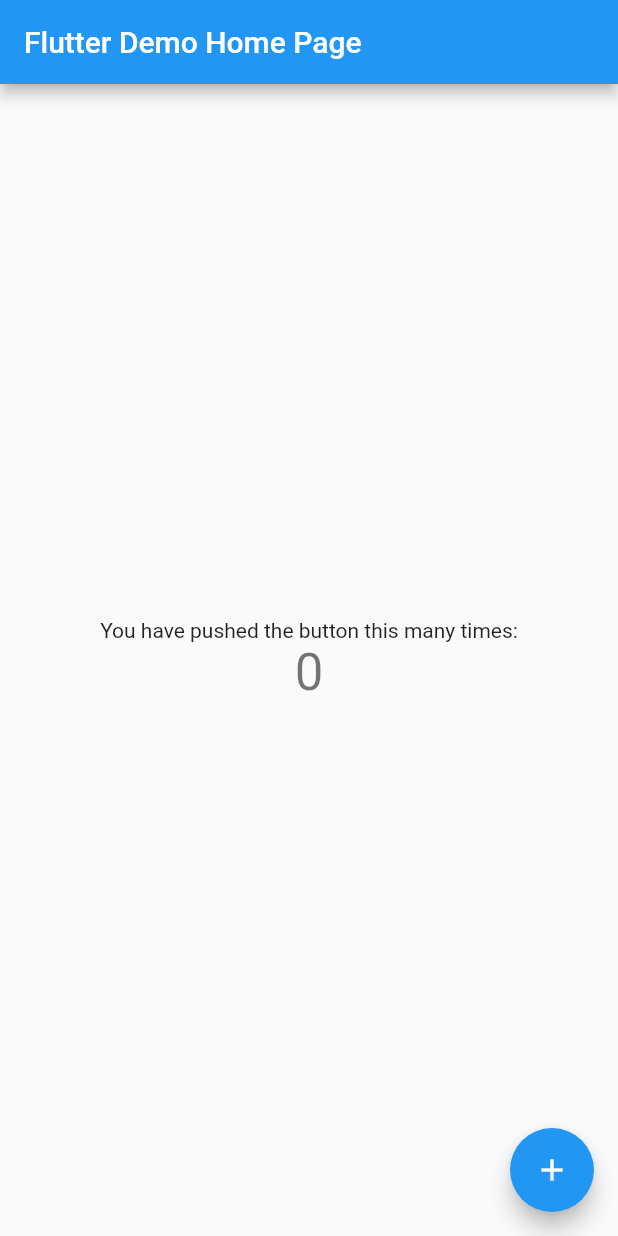
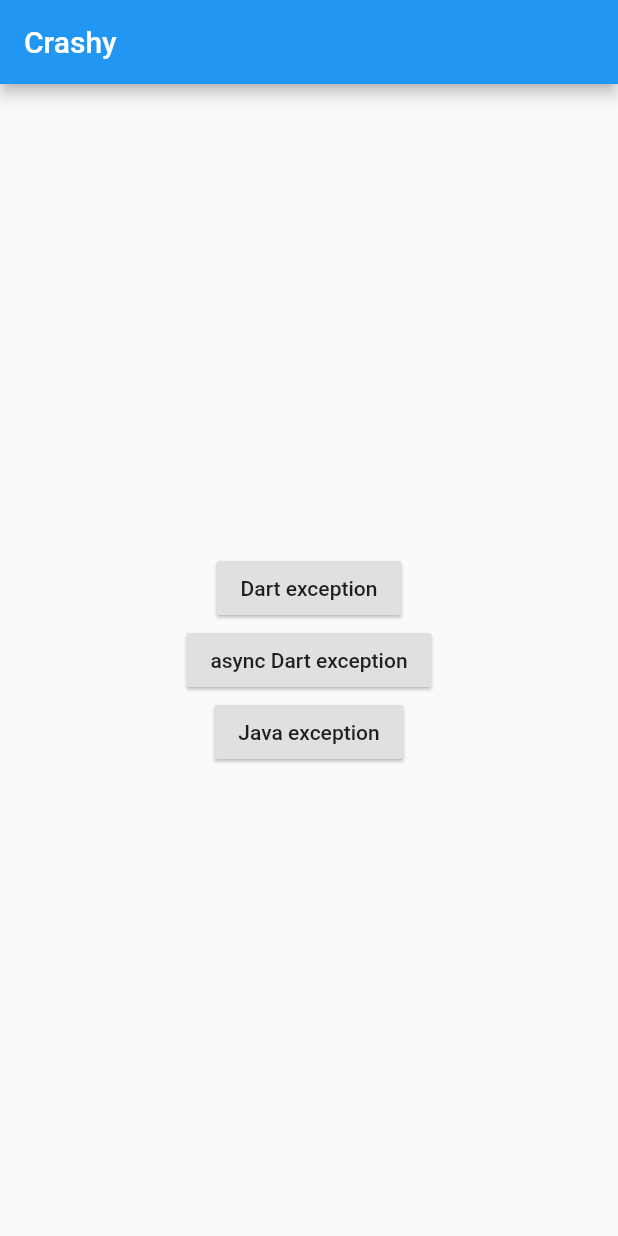
Before and after one commit to jithinlal/flutter_cookbook, a Flutter app: the screen it shows after launch, on a phone screen of 412 x 824 dp. Run offline on Flutter 3.47's test engine with Material 2 defaults, Android fonts, the phone set to English and light mode, and no system bars; our stand-ins replace cached_network_image, sentry.

Commit message:
crashy app from github

```diff
--- a/maintenance_101/lib/main.dart
+++ b/maintenance_101/lib/main.dart
@@ -1,111 +1,117 @@
+import 'dart:async';
+
+import 'package:flutter/foundation.dart';
 import 'package:flutter/material.dart';
+import 'package:flutter/services.dart';
 
-void main() => runApp(MyApp());
+import 'package:sentry/sentry.dart';
 
-class MyApp extends StatelessWidget {
-  // This widget is the root of your application.
+final SentryClient _sentry = new SentryClient(
+  dsn: 'https://95818aa34c734544ad2b8d849d7493b3@sentry.io/1472153',
+);
+
+bool get isInDebugMode {
+  bool inDebugMode = false;
+  assert(inDebugMode = true);
+  return inDebugMode;
+}
+
+Future<Null> _reportError(dynamic error, dynamic stackTrace) async {
+  print('Caught error: $error');
+
+  if (isInDebugMode) {
+    print(stackTrace);
+    print('In dev mode. Not sending report to Sentry.io.');
+    return;
+  }
+
+  print('Reporting to Sentry.io...');
+
+  final SentryResponse response = await _sentry.captureException(
+    exception: error,
+    stackTrace: stackTrace,
+  );
+
+  if (response.isSuccessful) {
+    print('Success! Event ID: ${response.eventId}');
+  } else {
+    print('Failed to report to Sentry.io: ${response.error}');
+  }
+}
+
+Future<Null> main() async {
+  FlutterError.onError = (FlutterErrorDetails details) async {
+    if (isInDebugMode) {
+      FlutterError.dumpErrorToConsole(details);
+    } else {
+      Zone.current.handleUncaughtError(details.exception, details.stack);
+    }
+  };
+
+  runZoned<Future<Null>>(() async {
+    runApp(new CrashyApp());
+  }, onError: (error, stackTrace) async {
+    await _reportError(error, stackTrace);
+  });
+}
+
+class CrashyApp extends StatelessWidget {
   @override
   Widget build(BuildContext context) {
-    return MaterialApp(
-      title: 'Flutter Demo',
-      theme: ThemeData(
-        // This is the theme of your application.
-        //
-        // Try running your application with "flutter run". You'll see the
-        // application has a blue toolbar. Then, without quitting the app, try
-        // changing the primarySwatch below to Colors.green and then invoke
-        // "hot reload" (press "r" in the console where you ran "flutter run",
-        // or simply save your changes to "hot reload" in a Flutter IDE).
-        // Notice that the counter didn't reset back to zero; the application
-        // is not restarted.
+    return new MaterialApp(
+      title: 'Crashy',
+      theme: new ThemeData(
         primarySwatch: Colors.blue,
       ),
-      home: MyHomePage(title: 'Flutter Demo Home Page'),
+      home: new MyHomePage(),
     );
   }
 }
 
-class MyHomePage extends StatefulWidget {
-  MyHomePage({Key key, this.title}) : super(key: key);
-
-  // This widget is the home page of your application. It is stateful, meaning
-  // that it has a State object (defined below) that contains fields that affect
-  // how it looks.
-
-  // This class is the configuration for the state. It holds the values (in this
-  // case the title) provided by the parent (in this case the App widget) and
-  // used by the build method of the State. Fields in a Widget subclass are
-  // always marked "final".
-
-  final String title;
-
-  @override
-  _MyHomePageState createState() => _MyHomePageState();
-}
-
-class _MyHomePageState extends State<MyHomePage> {
-  int _counter = 0;
-
-  void _incrementCounter() {
-    setState(() {
-      // This call to setState tells the Flutter framework that something has
-      // changed in this State, which causes it to rerun the build method below
-      // so that the display can reflect the updated values. If we changed
-      // _counter without calling setState(), then the build method would not be
-      // called again, and so nothing would appear to happen.
-      _counter++;
-    });
-  }
-
+class MyHomePage extends StatelessWidget {
   @override
   Widget build(BuildContext context) {
-    // This method is rerun every time setState is called, for instance as done
-    // by the _incrementCounter method above.
-    //
-    // The Flutter framework has been optimized to make rerunning build methods
-    // fast, so that you can just rebuild anything that needs updating rather
-    // than having to individually change instances of widgets.
-    return Scaffold(
-      appBar: AppBar(
-        // Here we take the value from the MyHomePage object that was created by
-        // the App.build method, and use it to set our appbar title.
-        title: Text(widget.title),
+    return new Scaffold(
+      appBar: new AppBar(
+        title: new Text('Crashy'),
       ),
-      body: Center(
-        // Center is a layout widget. It takes a single child and positions it
-        // in the middle of the parent.
-        child: Column(
-          // Column is also layout widget. It takes a list of children and
-          // arranges them vertically. By default, it sizes itself to fit its
-          // children horizontally, and tries to be as tall as its parent.
-          //
-          // Invoke "debug painting" (press "p" in the console, choose the
-          // "Toggle Debug Paint" action from the Flutter Inspector in Android
-          // Studio, or the "Toggle Debug Paint" command in Visual Studio Code)
-          // to see the wireframe for each widget.
-          //
-          // Column has various properties to control how it sizes itself and
-          // how it positions its children. Here we use mainAxisAlignment to
-          // center the children vertically; the main axis here is the vertical
-          // axis because Columns are vertical (the cross axis would be
-          // horizontal).
+      body: new Center(
+        child: new Column(
           mainAxisAlignment: MainAxisAlignment.center,
           children: <Widget>[
-            Text(
-              'You have pushed the button this many times:',
+            new RaisedButton(
+              child: new Text('Dart exception'),
+              elevation: 1.0,
+              onPressed: () {
+                throw new StateError('This is a Dart exception.');
+              },
             ),
-            Text(
-              '$_counter',
-              style: Theme.of(context).textTheme.display1,
+            new RaisedButton(
+              child: new Text('async Dart exception'),
+              elevation: 1.0,
+              onPressed: () async {
+                foo() async {
+                  throw new StateError('This is an async Dart exception.');
+                }
+
+                bar() async {
+                  await foo();
+                }
+
+                await bar();
+              },
+            ),
+            new RaisedButton(
+              child: new Text('Java exception'),
+              elevation: 1.0,
+              onPressed: () async {
+                final channel = const MethodChannel('crashy-custom-channel');
+                await channel.invokeMethod('blah');
+              },
             ),
           ],
         ),
       ),
-      floatingActionButton: FloatingActionButton(
-        onPressed: _incrementCounter,
-        tooltip: 'Increment',
-        child: Icon(Icons.add),
-      ), // This trailing comma makes auto-formatting nicer for build methods.
     );
   }
 }
```
Also changed, not shown: maintenance_101/pubspec.yaml (+40 -45 lines), maintenance_101/pubspec.lock.
